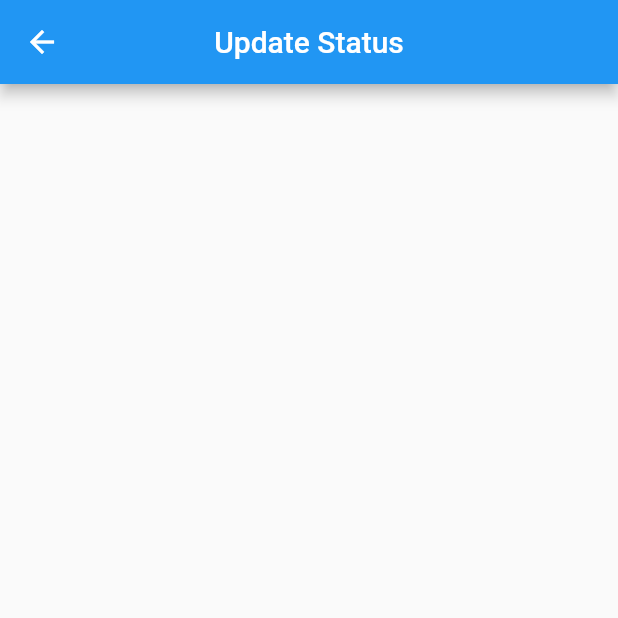
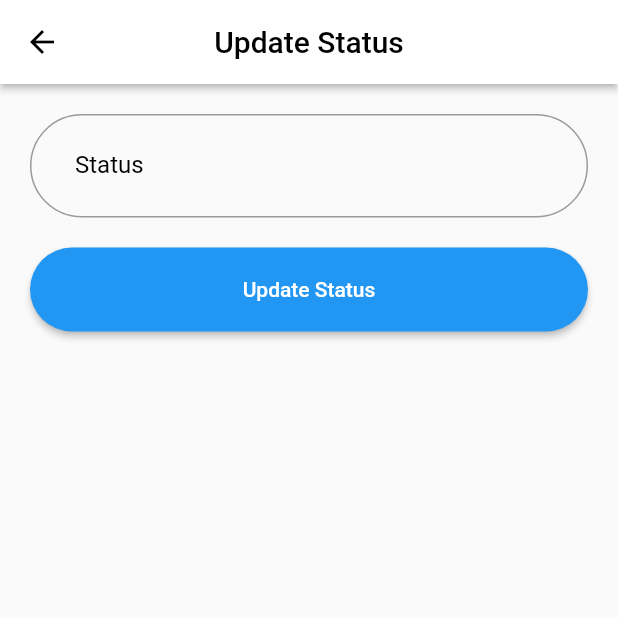
Before and after one commit to emptyplayer07/chat-app, a Flutter app: the UpdateStatusPage screen opened by its route, on a phone screen of 412 x 824 dp, the top half of it. Run offline on Flutter 3.47's test engine with Material 2 defaults, Android fonts, the phone set to English and light mode, and no system bars; our stand-ins replace avatar_glow, firebase_auth, firebase_core, get, lottie; accounts and stored records are empty; network calls fail.

```diff
--- a/lib/pages/update_status_page.dart
+++ b/lib/pages/update_status_page.dart
@@ -1,4 +1,5 @@
 import 'package:flutter/material.dart';
+import 'package:get/get.dart';
 
 class UpdateStatusPage extends StatelessWidget {
   const UpdateStatusPage({super.key});
@@ -7,8 +8,64 @@ class UpdateStatusPage extends StatelessWidget {
   Widget build(BuildContext context) {
     return Scaffold(
       appBar: AppBar(
-        title: const Text("Update Status"),
+        elevation: 2,
+        backgroundColor: Colors.white,
+        leading: IconButton(
+          onPressed: () {
+            Get.back();
+          },
+          icon: const Icon(Icons.arrow_back),
+          color: Colors.black,
+        ),
+        title: const Text(
+          "Update Status",
+          style: TextStyle(color: Colors.black),
+        ),
         centerTitle: true,
+      ),
+      body: Padding(
+        padding: const EdgeInsets.all(20),
+        child: Column(
+          children: [
+            TextField(
+              decoration: InputDecoration(
+                contentPadding: const EdgeInsets.symmetric(
+                  vertical: 25,
+                  horizontal: 30,
+                ),
+                labelText: "Status",
+                labelStyle: const TextStyle(
+                  color: Colors.black,
+                ),
+                border: OutlineInputBorder(
+                  borderRadius: BorderRadius.circular(100),
+                ),
+                focusedBorder: OutlineInputBorder(
+                  borderRadius: BorderRadius.circular(100),
+                ),
+              ),
+              cursorColor: Colors.black,
+            ),
+            const SizedBox(
+              height: 20,
+            ),
+            SizedBox(
+              width: Get.width,
+              child: ElevatedButton(
+                onPressed: () {},
+                style: ElevatedButton.styleFrom(
+                  padding: const EdgeInsets.symmetric(
+                    vertical: 20,
+                  ),
+                  shape: RoundedRectangleBorder(
+                    borderRadius: BorderRadius.circular(100),
+                  ),
+                ),
+                child: const Text("Update Status"),
+              ),
+            )
+          ],
+        ),
       ),
     );
   }
```
Also changed, not shown: lib/pages/chat_room_page.dart (+104 -2 lines), lib/pages/search_person_page.dart (+29 -6 lines).
